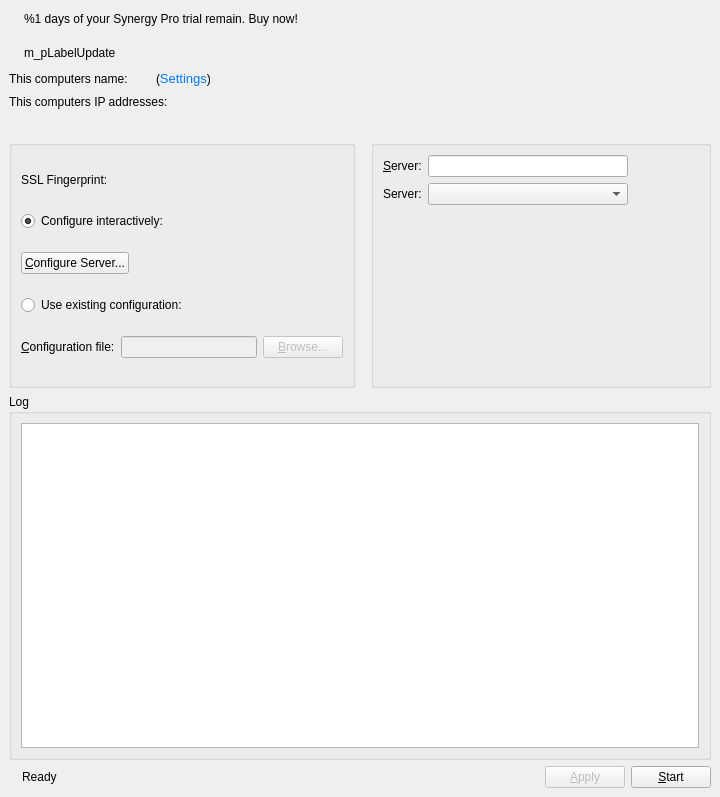
deskflow/deskflow, file src/gui/src/MainWindowBase.ui: the form before one commit.
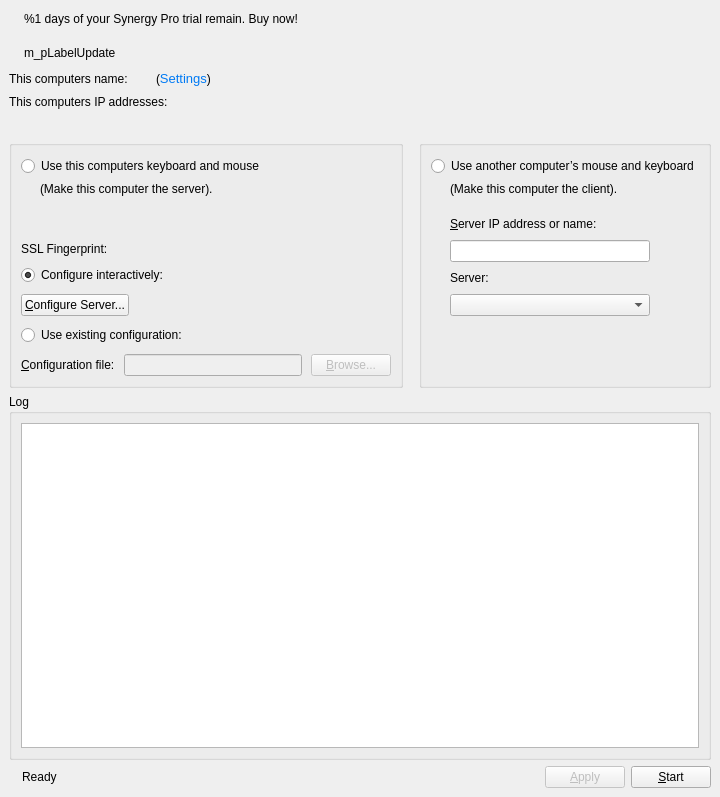
The form after the commit. Icons and pictures are not drawn.

Commit message: SYNERGY-799 Add radio buttons

```diff
--- a/src/gui/src/MainWindowBase.ui
+++ b/src/gui/src/MainWindowBase.ui
@@ -392,7 +392,80 @@
          <property name="checked">
           <bool>false</bool>
          </property>
-         <layout class="QVBoxLayout">
+         <layout class="QVBoxLayout" name="ServerLayout">
+          <property name="spacing">
+           <number>9</number>
+          </property>
+          <property name="topMargin">
+           <number>11</number>
+          </property>
+          <item>
+           <layout class="QVBoxLayout" name="m_pLayoutRadioGroupServer">
+            <property name="spacing">
+             <number>5</number>
+            </property>
+            <property name="topMargin">
+             <number>0</number>
+            </property>
+            <item>
+             <widget class="QRadioButton" name="m_pRadioGroupServer">
+              <property name="sizePolicy">
+               <sizepolicy hsizetype="Fixed" vsizetype="Fixed">
+                <horstretch>0</horstretch>
+                <verstretch>0</verstretch>
+               </sizepolicy>
+              </property>
+              <property name="minimumSize">
+               <size>
+                <width>0</width>
+                <height>0</height>
+               </size>
+              </property>
+              <property name="maximumSize">
+               <size>
+                <width>300</width>
+                <height>18</height>
+               </size>
+              </property>
+              <property name="text">
+               <string>Use this computers keyboard and mouse</string>
+              </property>
+             </widget>
+            </item>
+            <item>
+             <widget class="QLabel" name="m_pLabelRadioGroupServer">
+              <property name="minimumSize">
+               <size>
+                <width>0</width>
+                <height>18</height>
+               </size>
+              </property>
+              <property name="text">
+               <string>(Make this computer the server).</string>
+              </property>
+              <property name="margin">
+               <number>0</number>
+              </property>
+              <property name="indent">
+               <number>19</number>
+              </property>
+             </widget>
+            </item>
+           </layout>
+          </item>
+          <item>
+           <spacer name="verticalSpacer_2">
+            <property name="orientation">
+             <enum>Qt::Vertical</enum>
+            </property>
+            <property name="sizeHint" stdset="0">
+             <size>
+              <width>20</width>
+              <height>40</height>
+             </size>
+            </property>
+           </spacer>
+          </item>
           <item>
            <layout class="QHBoxLayout" name="horizontalLayout_3">
             <property name="spacing">
@@ -517,6 +590,12 @@
          </property>
          <property name="minimumSize">
           <size>
+           <width>0</width>
+           <height>0</height>
+          </size>
+         </property>
+         <property name="baseSize">
+          <size>
            <width>340</width>
            <height>248</height>
           </size>
@@ -542,27 +621,107 @@
          <property name="checked">
           <bool>false</bool>
          </property>
-         <layout class="QFormLayout" name="formLayout_3">
-          <property name="fieldGrowthPolicy">
-           <enum>QFormLayout::AllNonFixedFieldsGrow</enum>
+         <layout class="QVBoxLayout" name="ClientLayout">
+          <property name="spacing">
+           <number>9</number>
           </property>
           <property name="leftMargin">
            <number>9</number>
           </property>
-          <item row="2" column="0">
+          <property name="topMargin">
+           <number>11</number>
+          </property>
+          <item>
+           <layout class="QVBoxLayout" name="m_pLayoutRadioGroupClient">
+            <property name="spacing">
+             <number>5</number>
+            </property>
+            <property name="topMargin">
+             <number>0</number>
+            </property>
+            <item>
+             <widget class="QRadioButton" name="m_pRadioGroupClient">
+              <property name="sizePolicy">
+               <sizepolicy hsizetype="Fixed" vsizetype="Fixed">
+                <horstretch>0</horstretch>
+                <verstretch>0</verstretch>
+               </sizepolicy>
+              </property>
+              <property name="minimumSize">
+               <size>
+                <width>0</width>
+                <height>18</height>
+               </size>
+              </property>
+              <property name="maximumSize">
+               <size>
+                <width>300</width>
+                <height>18</height>
+               </size>
+              </property>
+              <property name="text">
+               <string>Use another computer’s mouse and keyboard</string>
+              </property>
+             </widget>
+            </item>
+            <item>
+             <widget class="QLabel" name="m_pLabelRadioGroupClient">
+              <property name="sizePolicy">
+               <sizepolicy hsizetype="Preferred" vsizetype="Fixed">
+                <horstretch>0</horstretch>
+                <verstretch>0</verstretch>
+               </sizepolicy>
+              </property>
+              <property name="minimumSize">
+               <size>
+                <width>0</width>
+                <height>18</height>
+               </size>
+              </property>
+              <property name="maximumSize">
+               <size>
+                <width>16777215</width>
+                <height>18</height>
+               </size>
+              </property>
+              <property name="text">
+               <string>(Make this computer the client).</string>
+              </property>
+              <property name="indent">
+               <number>19</number>
+              </property>
+             </widget>
+            </item>
+           </layout>
+          </item>
+          <item>
+           <layout class="QVBoxLayout" name="verticalLayout_3">
+            <property name="leftMargin">
+             <number>19</number>
+            </property>
+            <property name="topMargin">
+             <number>10</number>
+            </property>
+            <item>
            <widget class="QLabel" name="m_pLabelServerName">
+              <property name="sizePolicy">
+               <sizepolicy hsizetype="Preferred" vsizetype="Maximum">
+                <horstretch>0</horstretch>
+                <verstretch>0</verstretch>
+               </sizepolicy>
+              </property>
             <property name="text">
-             <string>&amp;Server:</string>
+               <string>&amp;Server IP address or name:</string>
             </property>
             <property name="buddy">
              <cstring>m_pLineEditHostname</cstring>
             </property>
            </widget>
           </item>
-          <item row="2" column="1">
+            <item>
            <widget class="QLineEdit" name="m_pLineEditHostname">
             <property name="sizePolicy">
-             <sizepolicy hsizetype="Maximum" vsizetype="Preferred">
+               <sizepolicy hsizetype="Maximum" vsizetype="Maximum">
               <horstretch>0</horstretch>
               <verstretch>0</verstretch>
              </sizepolicy>
@@ -578,17 +737,17 @@
             </property>
            </widget>
           </item>
-          <item row="4" column="0">
+            <item>
            <widget class="QLabel" name="m_pLabelAutoDetected">
             <property name="text">
              <string>Server:</string>
             </property>
            </widget>
           </item>
-          <item row="4" column="1">
+            <item>
            <widget class="QComboBox" name="m_pComboServerList">
             <property name="sizePolicy">
-             <sizepolicy hsizetype="Maximum" vsizetype="Preferred">
+               <sizepolicy hsizetype="Fixed" vsizetype="Maximum">
               <horstretch>0</horstretch>
               <verstretch>0</verstretch>
              </sizepolicy>
@@ -600,6 +759,24 @@
              </size>
             </property>
            </widget>
+            </item>
+           </layout>
+          </item>
+          <item>
+           <spacer name="verticalSpacer_3">
+            <property name="orientation">
+             <enum>Qt::Vertical</enum>
+            </property>
+            <property name="sizeType">
+             <enum>QSizePolicy::MinimumExpanding</enum>
+            </property>
+            <property name="sizeHint" stdset="0">
+             <size>
+              <width>20</width>
+              <height>40</height>
+             </size>
+            </property>
+           </spacer>
           </item>
          </layout>
         </widget>
```
Lines whose indentation alone changed are shown as unchanged.
